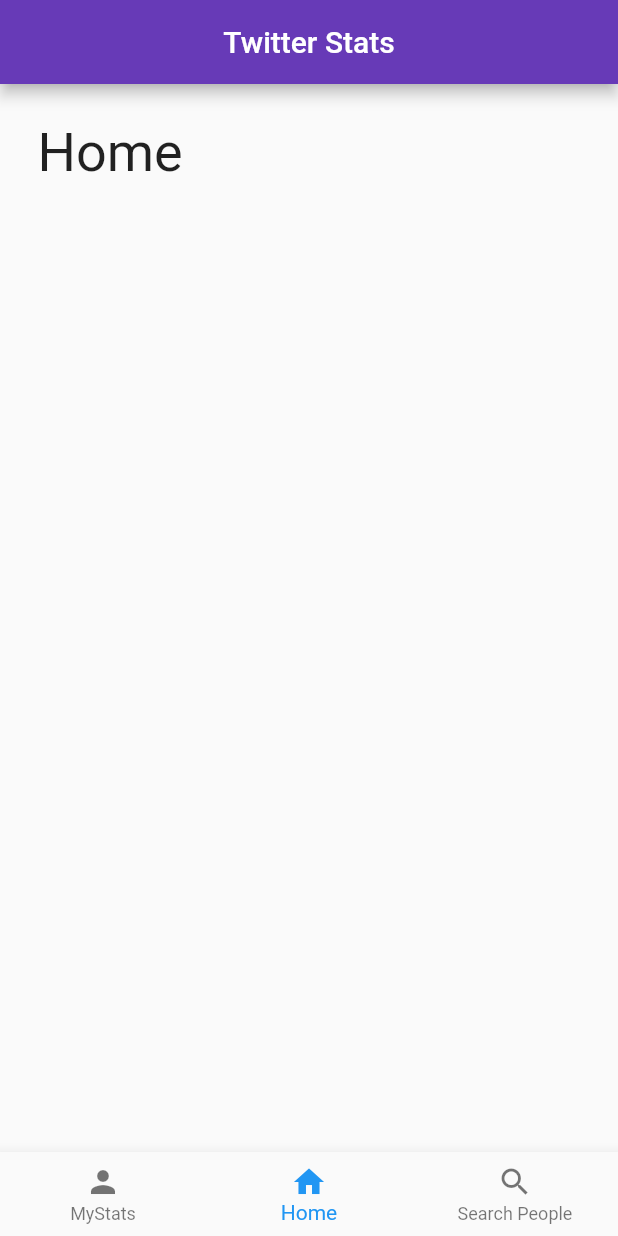
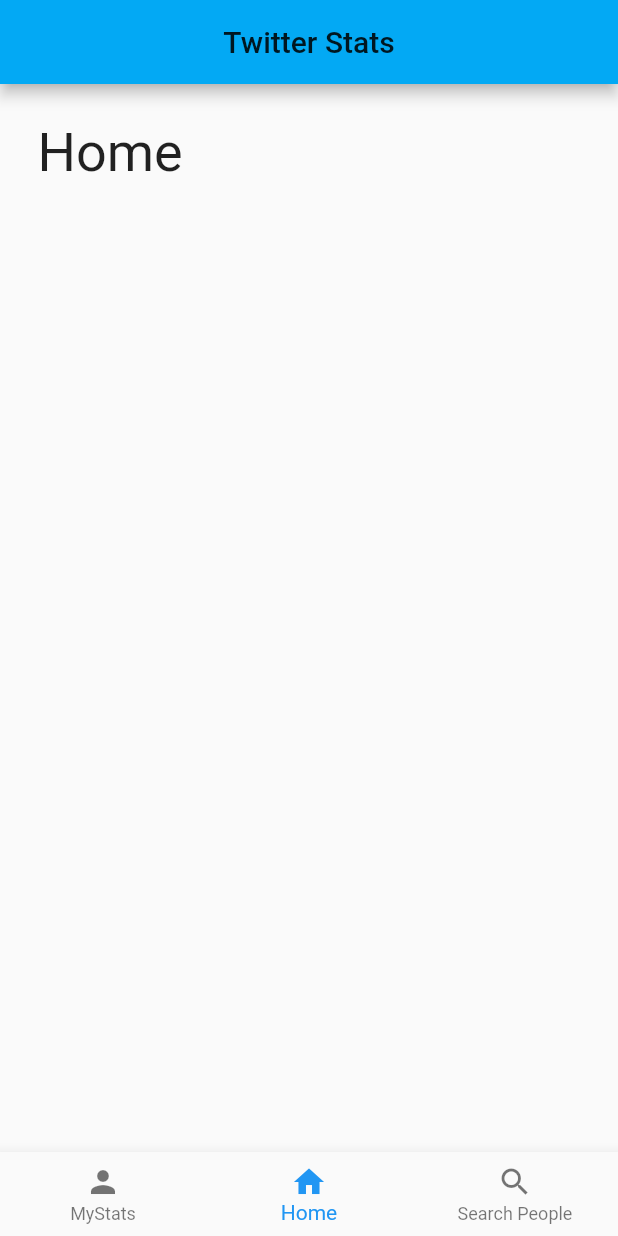
Before and after one commit to renemeisters/TwitterStats, a Flutter app: the screen it shows after launch, on a phone screen of 412 x 824 dp. Run offline on Flutter 3.47's test engine with Material 2 defaults, Android fonts, the phone set to English and light mode, and no system bars.

```diff
--- a/lib/main.dart
+++ b/lib/main.dart
@@ -30,7 +30,8 @@ class MyAppState extends State<MyApp>{
       title: "Twitter Stats",
       theme: ThemeData(
 
-        primaryColor: Colors.deepPurple
+        primaryColor: Colors.lightBlue,
+        accentColor: Colors.white
       ),
       home: Scaffold(
         appBar: AppBar(
```
Also changed, not shown: lib/pages/shared/Card.dart (added, +10 -0 lines), lib/pages/shared/ExtraStats.dart (added), lib/pages/shared/GeneralStats.dart (added), lib/pages/shared/ProfilePic.dart (added).
